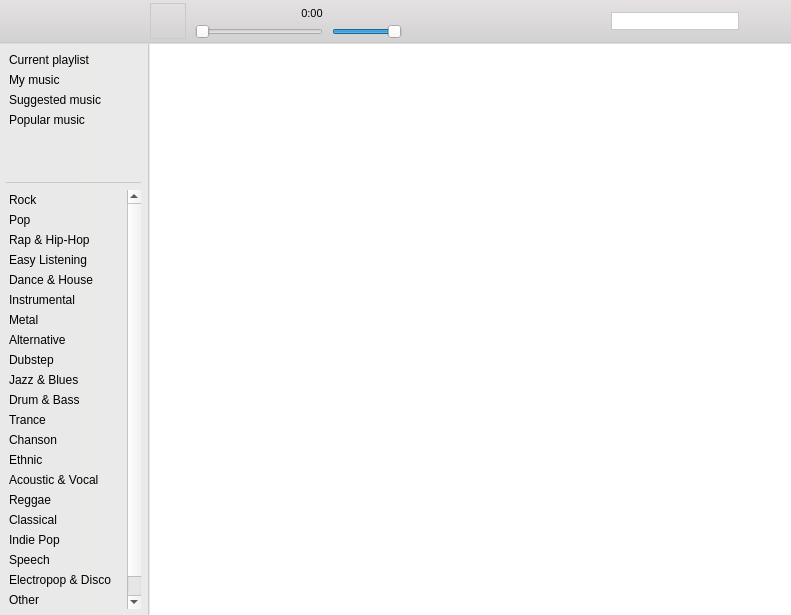
The window that playerwidget.ui (Amixp/flow) describes before a commit, drawn with Qt 5.
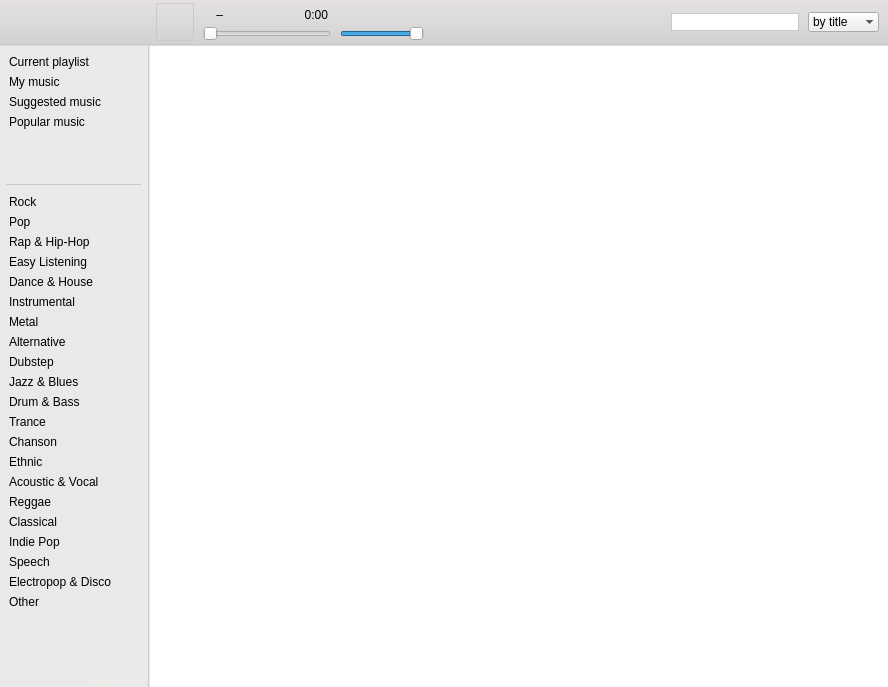
The same window after the commit. Icons and pictures are not drawn. Custom widgets are drawn as their Qt base class.

Commit message: Lots of improvements in search and design

Diff of the .ui file:
```diff
--- a/playerwidget.ui
+++ b/playerwidget.ui
@@ -6,8 +6,8 @@
    <rect>
     <x>0</x>
     <y>0</y>
-    <width>791</width>
-    <height>615</height>
+    <width>888</width>
+    <height>687</height>
    </rect>
   </property>
   <property name="palette">
@@ -298,15 +298,9 @@
       <property name="sizeConstraint">
        <enum>QLayout::SetDefaultConstraint</enum>
       </property>
-      <property name="leftMargin">
-       <number>3</number>
-      </property>
       <property name="topMargin">
        <number>3</number>
       </property>
-      <property name="rightMargin">
-       <number>3</number>
-      </property>
       <property name="bottomMargin">
        <number>3</number>
       </property>
@@ -389,14 +383,14 @@
        <widget class="ClickableLabel" name="albumArtLabel">
         <property name="minimumSize">
          <size>
-          <width>36</width>
-          <height>36</height>
+          <width>38</width>
+          <height>38</height>
          </size>
         </property>
         <property name="maximumSize">
          <size>
-          <width>36</width>
-          <height>36</height>
+          <width>38</width>
+          <height>38</height>
          </size>
         </property>
         <property name="styleSheet">
@@ -433,13 +427,57 @@
         <item row="0" column="1">
          <layout class="QHBoxLayout" name="horizontalLayout">
           <property name="spacing">
-           <number>32</number>
+           <number>0</number>
           </property>
           <property name="leftMargin">
            <number>3</number>
           </property>
+          <property name="rightMargin">
+           <number>3</number>
+          </property>
+          <item>
+           <widget class="ClickableLabel" name="artistLabel">
+            <property name="sizePolicy">
+             <sizepolicy hsizetype="Minimum" vsizetype="Preferred">
+              <horstretch>0</horstretch>
+              <verstretch>0</verstretch>
+             </sizepolicy>
+            </property>
+            <property name="font">
+             <font>
+              <weight>75</weight>
+              <bold>true</bold>
+             </font>
+            </property>
+            <property name="cursor">
+             <cursorShape>PointingHandCursor</cursorShape>
+            </property>
+            <property name="text">
+             <string/>
+            </property>
+           </widget>
+          </item>
+          <item>
+           <widget class="QLabel" name="dashLabel">
+            <property name="sizePolicy">
+             <sizepolicy hsizetype="Minimum" vsizetype="Preferred">
+              <horstretch>0</horstretch>
+              <verstretch>0</verstretch>
+             </sizepolicy>
+            </property>
+            <property name="text">
+             <string> ‒ </string>
+            </property>
+           </widget>
+          </item>
           <item>
            <widget class="ClickableLabel" name="titleLabel">
+            <property name="sizePolicy">
+             <sizepolicy hsizetype="Minimum" vsizetype="Preferred">
+              <horstretch>0</horstretch>
+              <verstretch>0</verstretch>
+             </sizepolicy>
+            </property>
             <property name="font">
              <font>
               <pointsize>9</pointsize>
@@ -470,22 +508,30 @@
            </spacer>
           </item>
           <item>
-           <widget class="ClickableLabel" name="durationLabel">
-            <property name="font">
-             <font>
-              <pointsize>8</pointsize>
-             </font>
+           <layout class="QHBoxLayout" name="horizontalLayout_3">
+            <property name="spacing">
+             <number>0</number>
             </property>
-            <property name="styleSheet">
-             <string notr="true">background-color: rgba(255, 255, 255, 0);</string>
+            <property name="leftMargin">
+             <number>9</number>
             </property>
-            <property name="text">
-             <string>0:00</string>
-            </property>
-            <property name="alignment">
-             <set>Qt::AlignCenter</set>
-            </property>
-           </widget>
+            <item>
+             <widget class="ClickableLabel" name="progressLabel">
+              <property name="styleSheet">
+               <string notr="true">background-color: rgba(255, 255, 255, 0);</string>
+              </property>
+              <property name="text">
+               <string>0:00</string>
+              </property>
+              <property name="alignment">
+               <set>Qt::AlignRight|Qt::AlignTrailing|Qt::AlignVCenter</set>
+              </property>
+              <property name="indent">
+               <number>-3</number>
+              </property>
+             </widget>
+            </item>
+           </layout>
           </item>
          </layout>
         </item>
@@ -667,11 +713,6 @@
             <height>16777215</height>
            </size>
           </property>
-          <property name="font">
-           <font>
-            <pointsize>9</pointsize>
-           </font>
-          </property>
           <property name="styleSheet">
            <string notr="true">border: 1px solid rgb(201, 201, 201);;
 background-color: rgb(255, 255, 255);</string>
@@ -682,29 +723,20 @@
          </widget>
         </item>
         <item>
-         <widget class="QPushButton" name="searchButton">
-          <property name="toolTip">
-           <string>Search</string>
-          </property>
-          <property name="text">
-           <string/>
-          </property>
-          <property name="icon">
-           <iconset resource="icons.qrc">
-            <normaloff>:/icons/search.png</normaloff>:/icons/search.png</iconset>
-          </property>
-          <property name="iconSize">
-           <size>
-            <width>28</width>
-            <height>28</height>
-           </size>
-          </property>
-          <property name="checkable">
+         <widget class="QComboBox" name="searchComboBox">
+          <property name="frame">
            <bool>false</bool>
           </property>
-          <property name="flat">
-           <bool>true</bool>
-          </property>
+          <item>
+           <property name="text">
+            <string>by title</string>
+           </property>
+          </item>
+          <item>
+           <property name="text">
+            <string>by artist</string>
+           </property>
+          </item>
          </widget>
         </item>
        </layout>
```
The commit also changes 4 other files.
